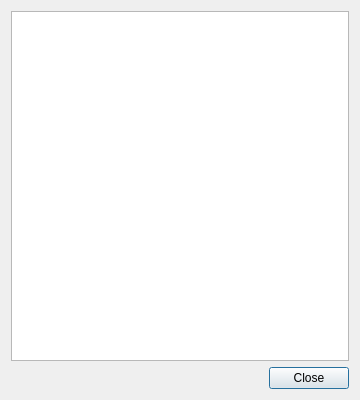
This is src/ui/foldersdialog.ui in medo64/QText as Qt 5 draws it before an edit. The edited form follows.
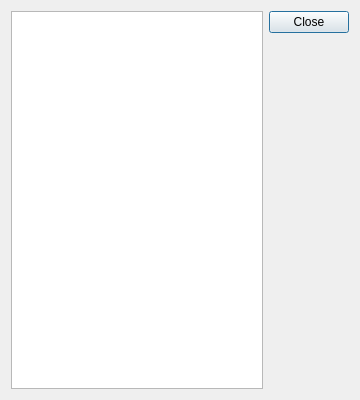
This is the edited form.

Commit message: Added delete option to Folders dialog

```diff
--- a/src/ui/foldersdialog.ui
+++ b/src/ui/foldersdialog.ui
@@ -21,18 +21,18 @@
   </property>
   <layout class="QGridLayout" name="gridLayout">
    <item row="1" column="0">
+    <widget class="QListWidget" name="listWidget"/>
+   </item>
+   <item row="1" column="2">
     <widget class="QDialogButtonBox" name="buttonBox">
      <property name="orientation">
-      <enum>Qt::Horizontal</enum>
+      <enum>Qt::Vertical</enum>
      </property>
      <property name="standardButtons">
       <set>QDialogButtonBox::Close</set>
      </property>
     </widget>
    </item>
-   <item row="0" column="0">
-    <widget class="QListWidget" name="listWidget"/>
-   </item>
   </layout>
  </widget>
  <resources/>
```
The commit also changes 5 other files.
